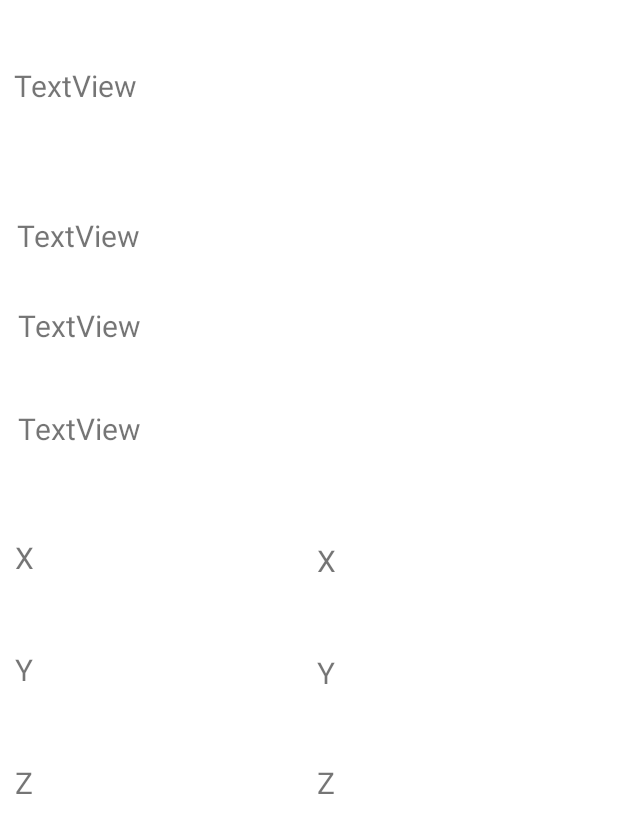
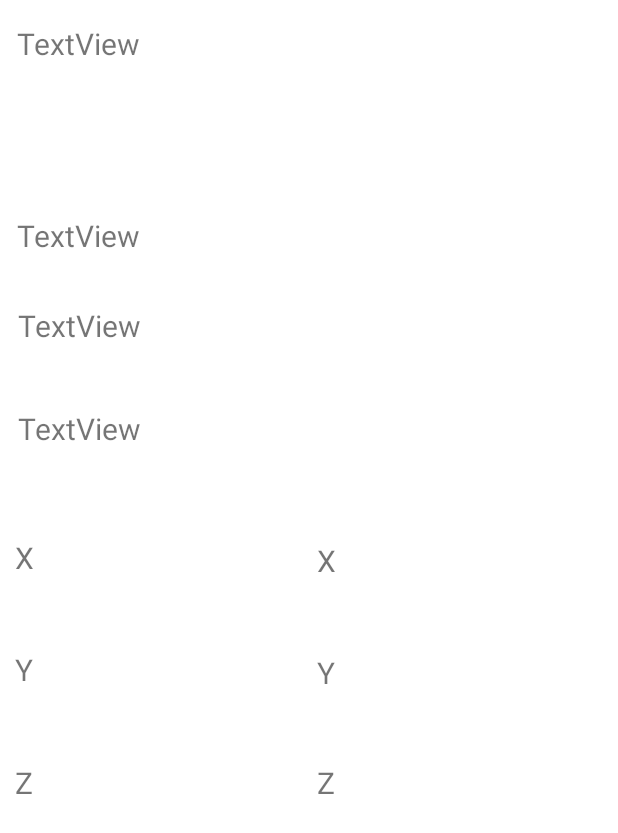
Before and after one commit to Melikeagdas/ODS_Mobil, an Android app: the layout activity_main.xml on its own in the app's theme, with its tools: preview values and no code run, on a phone screen of 412 x 824 dp. Shown: the top 833 px of the screen. Run offline under Robolectric (Android 15) with nearby library versions, the phone set to English and light mode, and no system bars.

Commit message:
değişiklikler eklendi

```diff
--- a/app/src/main/res/layout/activity_main.xml
+++ b/app/src/main/res/layout/activity_main.xml
@@ -26,7 +26,7 @@
         android:layout_alignParentBottom="true"
         android:layout_marginStart="8dp"
         android:layout_marginBottom="147dp"
-        android:textSize="20dp" />
+        android:textSize="20dp" /><![CDATA[
 
 
 
@@ -43,6 +43,34 @@
         android:text="Z"
         android:textSize="20dp" />
 
+
+
+
+    ]]>
+
+    <TextView
+        android:id="@+id/z8"
+        android:layout_width="177dp"
+        android:layout_height="61dp"
+        android:layout_alignParentStart="true"
+        android:layout_alignParentEnd="true"
+        android:layout_alignParentBottom="true"
+        android:layout_marginStart="217dp"
+        android:layout_marginEnd="17dp"
+        android:layout_marginBottom="140dp"
+        android:textSize="20dp" />
+
+    <TextView
+        android:id="@+id/z9"
+        android:layout_width="177dp"
+        android:layout_height="61dp"
+        android:layout_alignParentStart="true"
+        android:layout_alignParentEnd="true"
+        android:layout_alignParentBottom="true"
+        android:layout_marginStart="217dp"
+        android:layout_marginEnd="17dp"
+        android:layout_marginBottom="74dp"
+        android:textSize="20dp" />
 
     <TextView
         android:id="@+id/z6"
@@ -119,8 +147,8 @@
         android:layout_alignParentStart="true"
         android:layout_alignParentTop="true"
         android:layout_centerHorizontal="true"
-        android:layout_marginStart="9dp"
-        android:layout_marginTop="43dp"
+        android:layout_marginStart="11dp"
+        android:layout_marginTop="15dp"
         android:text="TextView"
         android:textSize="20dp" />
 
```
Also changed, not shown: app/src/main/java/com/example/connectionproject/ArrayClass.java (added, +21 -0 lines), app/src/main/java/com/example/connectionproject/MainActivity.java (+74 -52 lines), 2 other files.
